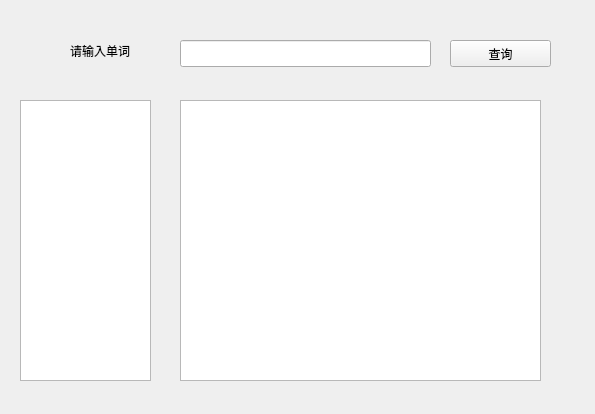
First picture: the form in dictionary.ui, repository tsuibin/project-dictionary, before the edit.
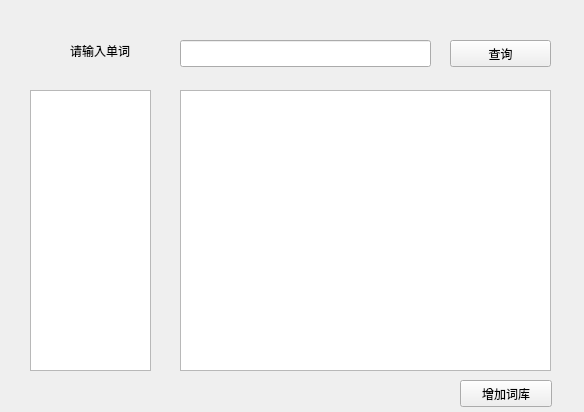
Second picture: the form after the edit.

Patch:
```diff
--- a/dictionary.ui
+++ b/dictionary.ui
@@ -6,8 +6,8 @@
    <rect>
     <x>0</x>
     <y>0</y>
-    <width>595</width>
-    <height>414</height>
+    <width>584</width>
+    <height>412</height>
    </rect>
   </property>
   <property name="windowTitle">
@@ -59,8 +59,8 @@
    <property name="geometry">
     <rect>
      <x>180</x>
-     <y>100</y>
-     <width>361</width>
+     <y>90</y>
+     <width>371</width>
      <height>281</height>
     </rect>
    </property>
@@ -68,13 +68,26 @@
   <widget class="QListWidget" name="listWidget">
    <property name="geometry">
     <rect>
-     <x>20</x>
-     <y>100</y>
-     <width>131</width>
+     <x>30</x>
+     <y>90</y>
+     <width>121</width>
      <height>281</height>
     </rect>
    </property>
   </widget>
+  <widget class="QPushButton" name="pushButton">
+   <property name="geometry">
+    <rect>
+     <x>460</x>
+     <y>380</y>
+     <width>92</width>
+     <height>27</height>
+    </rect>
+   </property>
+   <property name="text">
+    <string>增加词库</string>
+   </property>
+  </widget>
  </widget>
  <layoutdefault spacing="6" margin="11"/>
  <resources/>
```
